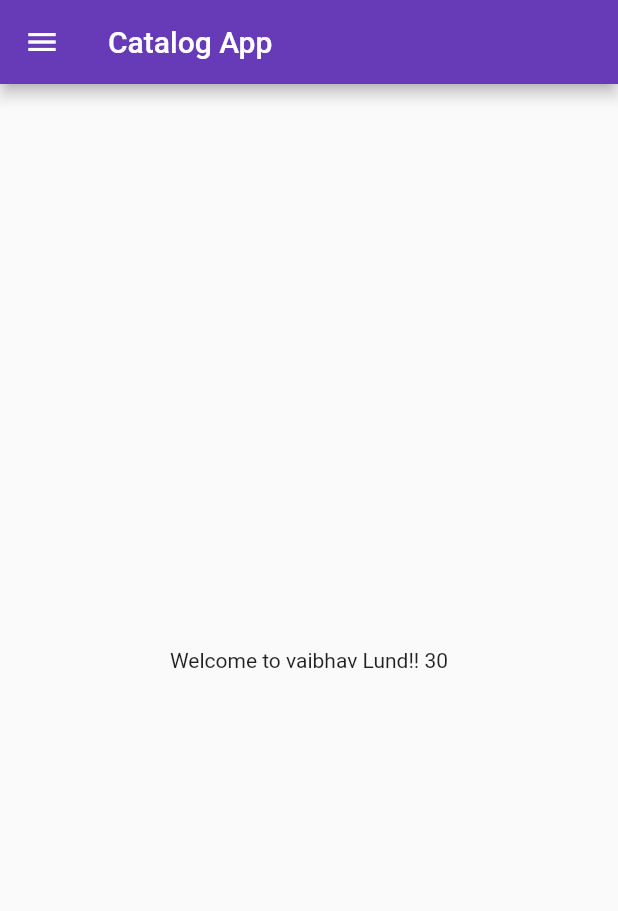
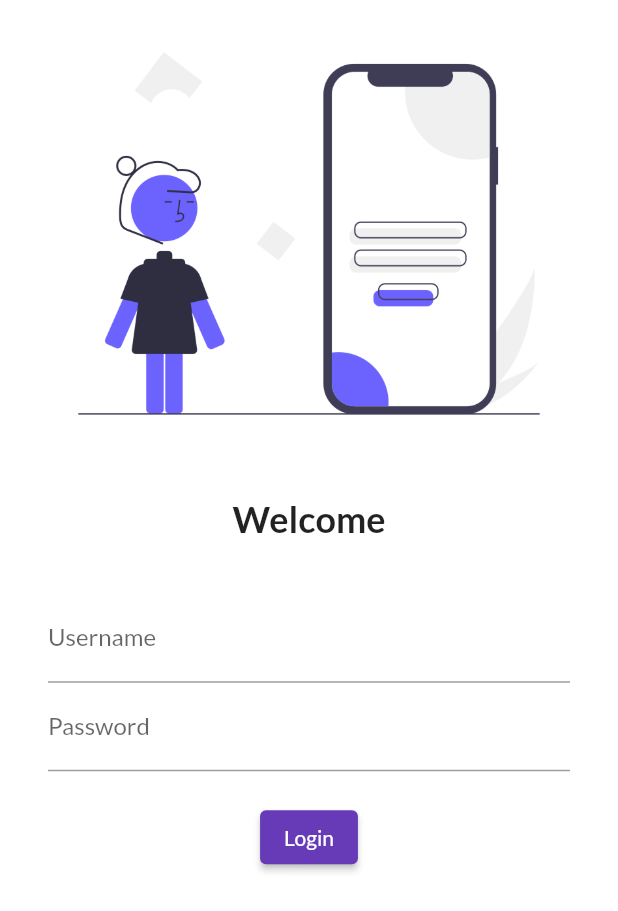
Before and after one commit to Palenzo/Flutter-in-30-day-by-codepur-my-first-app, a Flutter app: the screen it shows after launch, on a phone screen of 412 x 824 dp. Shown: the top 911 px of the screen. Run offline on Flutter 3.47's test engine with Material 2 defaults, Android fonts, the phone set to English and light mode, and no system bars; our stand-ins replace google_fonts.

Commit message:
day 4 doneee

```diff
--- a/app1/lib/main.dart
+++ b/app1/lib/main.dart
@@ -1,9 +1,10 @@
 import 'package:app1/pages/home_page.dart';
 import 'package:app1/pages/login_page.dart';
 import 'package:flutter/material.dart';
+import 'package:google_fonts/google_fonts.dart';
 
 void main() {
-  runApp(MeraLauda());
+  runApp(const MeraLauda());
 }
 
 class MeraLauda extends StatelessWidget {
@@ -14,13 +15,13 @@ class MeraLauda extends StatelessWidget {
     return MaterialApp(
       // Corrected capitalization of "HomePage"
       themeMode: ThemeMode.light,
-      theme: ThemeData(primarySwatch: Colors.deepPurple),
+      theme: ThemeData(primarySwatch: Colors.deepPurple,fontFamily: GoogleFonts.lato().fontFamily),
       darkTheme: ThemeData(brightness: Brightness.dark),
-      initialRoute: "/home",
+      initialRoute: "/login",
       routes: {
-        "/": (context) => Loginpage(),
-        "/home": (context) => Homepage(),
-        "/login": (context) => Loginpage()
+        "/": (context) => const LoginPage(),
+        "/home": (context) => const Homepage(),
+        "/login": (context) => const LoginPage()
       },
     );
   }
--- a/app1/lib/pages/home_page.dart
+++ b/app1/lib/pages/home_page.dart
@@ -8,15 +8,12 @@ class Homepage extends StatelessWidget {
   Widget build(BuildContext context) {
     return Scaffold(
       appBar: AppBar(
-        title: Text("Catalog App"),
+        title: const Text("Catalog App"),
       ),
       body: Center(
-        child: Container(
-          child: Text('Welcome to $name Lund!! $day'),
-        ),
-      ),
-      drawer: Drawer(),
+        child: Text('Welcome to the App $name in $day day'),),
+      drawer: const Drawer(),
     );
-    const Placeholder();
   }
 }
+//1:26:30
--- a/app1/lib/pages/login_page.dart
+++ b/app1/lib/pages/login_page.dart
@@ -1,18 +1,56 @@
 import 'package:flutter/material.dart';
 
-class Loginpage extends StatelessWidget {
+class LoginPage extends StatelessWidget {
+  const LoginPage({super.key});
+
   @override
   Widget build(BuildContext context) {
-    return const Material(
-      child: Center(
-        child: Text(
-          "Login Page",
-          style: TextStyle(
-              fontSize: 20,
-               color: Colors.brown,
-                fontWeight: FontWeight.bold
+    return Material(
+      color: Colors.white,
+      child: Column(
+        children: [
+          Image.asset(
+            "assets/images/login_image.png",
+            fit: BoxFit.cover,
+          ),
+          const SizedBox(
+            height: 20.0,
+          ),
+          const Text(
+            "Welcome",
+            style: TextStyle(fontSize: 24, fontWeight: FontWeight.bold),
+          ),
+          const SizedBox(
+            height: 20.0,
+          ),
+          Padding(
+            padding:
+                const EdgeInsets.symmetric(vertical: 16.0, horizontal: 32.0),
+            child: Column(
+              children: [
+                TextFormField(
+                  decoration: const InputDecoration(
+                      hintText: "Enter Username", labelText: "Username"),
                 ),
-        ),
+                TextFormField(
+                  obscureText: true,
+                  decoration: const InputDecoration(
+                      hintText: "Enter Password", labelText: "Password"),
+                ),
+                const SizedBox(
+                  height: 20.0,
+                ),
+                ElevatedButton(
+                  child: const Text("Login"),
+                  style: TextButton.styleFrom(),
+                  onPressed: () {
+                    print("Hi Codepur");
+                  },
+                )
+              ],
+            ),
+          )
+        ],
       ),
     );
   }
--- a/app1/pubspec.yaml
+++ b/app1/pubspec.yaml
@@ -35,6 +35,7 @@ dependencies:
   # The following adds the Cupertino Icons font to your application.
   # Use with the CupertinoIcons class for iOS style icons.
   cupertino_icons: ^1.0.2
+  google_fonts: ^5.1.0
 
 dev_dependencies:
   flutter_test:
@@ -59,9 +60,8 @@ flutter:
   uses-material-design: true
 
   # To add assets to your application, add an assets section, like this:
-  # assets:
-  #   - images/a_dot_burr.jpeg
-  #   - images/a_dot_ham.jpeg
+  assets:
+  - assets/images/login_image.png
 
   # An image asset can refer to one or more resolution-specific "variants", see
   # https://flutter.dev/assets-and-images/#resolution-aware
```
Also changed, not shown: app1/assets/images/login_image.png (added), app1/pubspec.lock, 3 other files.
